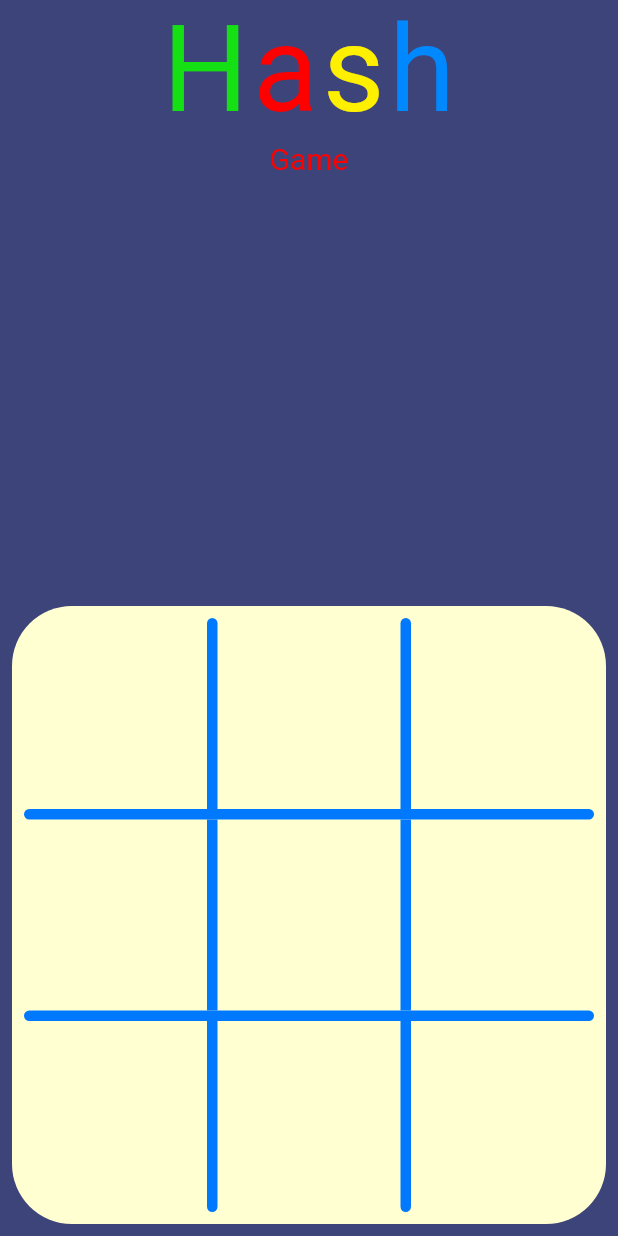
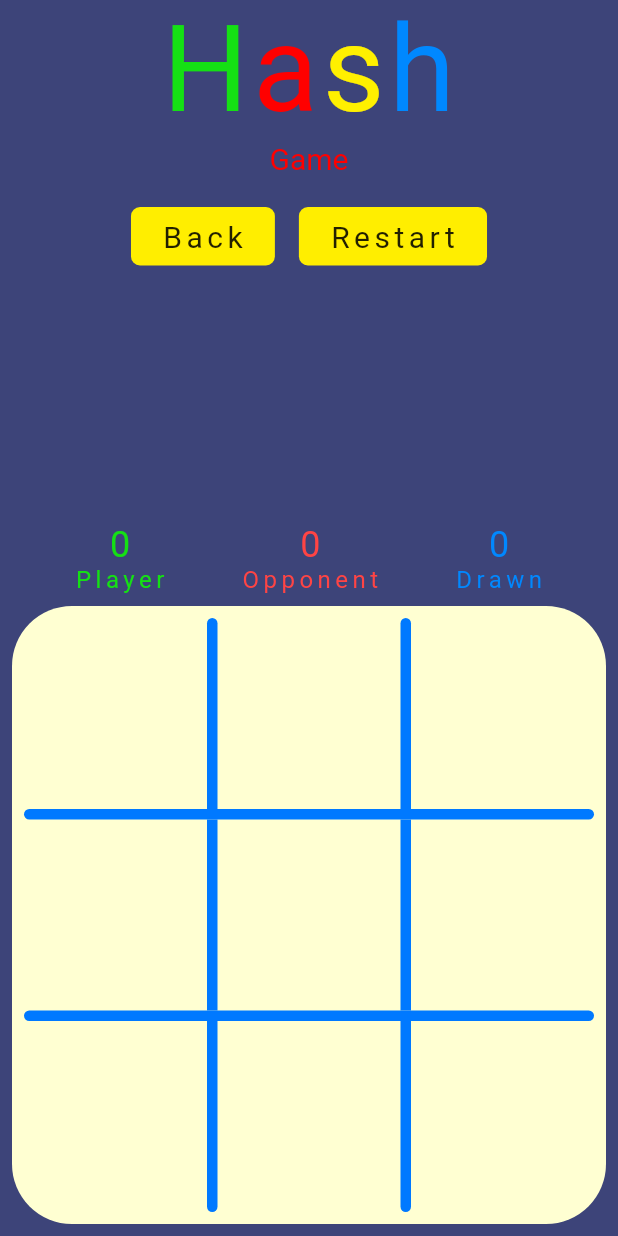
Before and after one commit to feduardof/hash-flutter, a Flutter app: the screen it shows after launch, after a tap on "Start", on a phone screen of 412 x 824 dp. Run offline on Flutter 3.47's test engine with Material 2 defaults, Android fonts, the phone set to English and light mode, and no system bars; our stand-ins replace google_fonts, rx_notifier; Roboto replaces fonts that are missing (Oregano).

Commit message:
New version

```diff
--- a/lib/componnets/button_hash.dart
+++ b/lib/componnets/button_hash.dart
@@ -30,8 +30,8 @@ class _ButtonHashState extends State<ButtonHash> {
       child: AnimatedContainer(
         duration: Duration(milliseconds: 100),
         curve: Curves.easeOut,
-        padding: EdgeInsets.symmetric(vertical: 10, horizontal: 25),
-        margin: EdgeInsets.symmetric(vertical: 10, horizontal: 10),
+        padding: EdgeInsets.symmetric(vertical: 8, horizontal: 20),
+        margin: EdgeInsets.symmetric(vertical: 8, horizontal: 8),
         decoration: BoxDecoration(
           color: isTap ? buttonPressColor : buttonColor,
           borderRadius: BorderRadius.circular(6),
--- /dev/null
+++ b/lib/componnets/hash_scoreboard.dart
@@ -0,0 +1,91 @@
+import 'package:flutter/material.dart';
+import 'package:google_fonts/google_fonts.dart';
+import 'package:hash/controller/game_controller.dart';
+import 'package:rx_notifier/rx_notifier.dart';
+
+class HashScoreboardWidget extends StatelessWidget {
+  final HashScoreboard scoreboard;
+
+  const HashScoreboardWidget({Key? key, required this.scoreboard})
+      : super(key: key);
+
+  @override
+  Widget build(BuildContext context) {
+    return Container(
+      child: Row(
+        children: [
+          Spacer(),
+          Column(
+            children: [
+              RxBuilder(
+                builder: (_) => Text(
+                  this.scoreboard.playerScore.value.toString(),
+                  style: GoogleFonts.oregano(
+                    fontSize: 24,
+                    letterSpacing: 3,
+                    color: Color(0xFF15e014),
+                  ),
+                ),
+              ),
+              Text(
+                "Player",
+                style: GoogleFonts.oregano(
+                  fontSize: 16,
+                  letterSpacing: 3,
+                  color: Color(0xFF15e014),
+                ),
+              ),
+            ],
+          ),
+          Spacer(),
+          Column(
+            children: [
+              RxBuilder(
+                builder: (_) => Text(
+                  this.scoreboard.opponentScore.value.toString(),
+                  style: GoogleFonts.oregano(
+                    fontSize: 24,
+                    letterSpacing: 3,
+                    color: Color(0xFFFF4444),
+                  ),
+                ),
+              ),
+              Text(
+                "Opponent",
+                style: GoogleFonts.oregano(
+                  fontSize: 16,
+                  letterSpacing: 3,
+                  color: Color(0xFFFF4444),
+                ),
+              ),
+            ],
+          ),
+          Spacer(),
+          Column(
+            children: [
+              RxBuilder(
+                builder: (_) => Text(
+                  this.scoreboard.drawnsScore.value.toString(),
+                  style: GoogleFonts.oregano(
+                    fontSize: 24,
+                    letterSpacing: 3,
+                    color: Color(0xFFF0088FF),
+                  ),
+                ),
+              ),
+              Text(
+                "Drawn",
+                style: GoogleFonts.oregano(
+                  fontSize: 16,
+                  letterSpacing: 3,
+                  color: Color(0xFFF0088FF),
+                ),
+              ),
+            ],
+          ),
+          Spacer(),
+        ],
+      ),
+    );
+  }
+}
--- a/lib/componnets/scaffold_app.dart
+++ b/lib/componnets/scaffold_app.dart
@@ -1,5 +1,5 @@
 import 'package:flutter/material.dart';
-import 'package:google_fonts/google_fonts.dart';
+import 'package:hash/componnets/title_app.dart';
 
 class ScaffoldApp extends StatelessWidget {
   final Widget child;
@@ -17,77 +17,15 @@ class ScaffoldApp extends StatelessWidget {
           children: [
             Container(
               width: MediaQuery.of(context).size.width * 1,
-              height: 150,
+              height: 130,
               child: TitleApp(),
             ),
             Container(
               width: MediaQuery.of(context).size.width * 1,
-              height: (MediaQuery.of(context).size.height * 1) - 150,
+              height: (MediaQuery.of(context).size.height * 1) - 130,
               child: child,
             ),
           ]),
     );
   }
 }
-
-class TitleApp extends StatelessWidget {
-  const TitleApp({Key? key}) : super(key: key);
-
-  @override
-  Widget build(BuildContext context) {
-    return Wrap(
-      alignment: WrapAlignment.center,
-      children: [
-        Row(
-          mainAxisAlignment: MainAxisAlignment.center,
-          children: [
-            Text(
-              "H",
-              style: GoogleFonts.oregano(
-                fontSize: 80,
-                letterSpacing: 3,
-                color: Color(0xFF15e014),
-              ),
-            ),
-            Text(
-              "a",
-              style: GoogleFonts.oregano(
-                fontSize: 80,
-                letterSpacing: 3,
-                color: Color(0xFFFF0000),
-              ),
-            ),
-            Text(
-              "s",
-              style: GoogleFonts.oregano(
-                fontSize: 80,
-                letterSpacing: 3,
-                color: Color(0xFFFFF000),
-              ),
-            ),
-            Text(
-              "h",
-              style: GoogleFonts.oregano(
-                fontSize: 80,
-                letterSpacing: 3,
-                color: Color(0xFFF0088FF),
-              ),
-            ),
-          ],
-        ),
-        Row(
-          mainAxisAlignment: MainAxisAlignment.center,
-          children: [
-            Text(
-              "Game",
-              style: GoogleFonts.oregano(
-                fontSize: 20,
-                color: Color(0xFFFF0000),
-              ),
-            ),
-          ],
-        ),
-      ],
-    );
-  }
-}
--- /dev/null
+++ b/lib/componnets/title_app.dart
@@ -0,0 +1,64 @@
+import 'package:flutter/material.dart';
+import 'package:google_fonts/google_fonts.dart';
+
+class TitleApp extends StatelessWidget {
+  const TitleApp({Key? key}) : super(key: key);
+
+  @override
+  Widget build(BuildContext context) {
+    return Wrap(
+      alignment: WrapAlignment.center,
+      children: [
+        Row(
+          mainAxisAlignment: MainAxisAlignment.center,
+          children: [
+            Text(
+              "H",
+              style: GoogleFonts.oregano(
+                fontSize: 80,
+                letterSpacing: 3,
+                color: Color(0xFF15e014),
+              ),
+            ),
+            Text(
+              "a",
+              style: GoogleFonts.oregano(
+                fontSize: 80,
+                letterSpacing: 3,
+                color: Color(0xFFFF0000),
+              ),
+            ),
+            Text(
+              "s",
+              style: GoogleFonts.oregano(
+                fontSize: 80,
+                letterSpacing: 3,
+                color: Color(0xFFFFF000),
+              ),
+            ),
+            Text(
+              "h",
+              style: GoogleFonts.oregano(
+                fontSize: 80,
+                letterSpacing: 3,
+                color: Color(0xFFF0088FF),
+              ),
+            ),
+          ],
+        ),
+        Row(
+          mainAxisAlignment: MainAxisAlignment.center,
+          children: [
+            Text(
+              "Game",
+              style: GoogleFonts.oregano(
+                fontSize: 20,
+                color: Color(0xFFFF0000),
+              ),
+            ),
+          ],
+        ),
+      ],
+    );
+  }
+}
--- a/lib/componnets/title_logo.dart
+++ /dev/null
@@ -1,2 +0,0 @@
-import 'package:flutter/material.dart';
-import 'package:google_fonts/google_fonts.dart';
--- a/lib/controller/game_controller.dart
+++ b/lib/controller/game_controller.dart
@@ -1,26 +1,39 @@
 import 'package:flutter/material.dart';
 import 'package:hash/model/Player.dart';
 import 'package:hash/util/OpponentComputer.dart';
+import 'package:rx_notifier/rx_notifier.dart';
 
 class Game {
-  StateGame stateGame = StateGame.open;
+  ValueNotifier<StateGame> stateGame = ValueNotifier<StateGame>(StateGame.open);
   Positions positions = Positions();
 
-  ValueNotifier<Positions> positionsNotify = new ValueNotifier(Positions());
+  ValueNotifier<Positions> positionsNotify = ValueNotifier(Positions());
 
   var timeOf = Players.empty;
   var actualPlayer = Players.empty;
 
   DifficultyLevel _level = DifficultyLevel.medium;
+  var scoreboard = HashScoreboard();
+
+  // HashScoreboard get scoreboard => scoreboard.value;
+
+  Player winner = Players.empty;
 
   start(DifficultyLevel level) {
     actualPlayer = Players.player;
-    stateGame = StateGame.start;
+    stateGame.value = StateGame.start;
     _level = level;
+    positions = Positions();
     positionsNotify.value = this.positions;
   }
 
+  DifficultyLevel getLevel() {
+    return _level;
+  }
+
   play({required int x, required int y}) {
+    if (stateGame.value != StateGame.start) return;
+    if (!positions.getPlayer(x: x, y: y).isEmpty()) return;
     positions.play(
       x: x,
       y: y,
@@ -33,7 +46,7 @@ class Game {
     positionsNotify.value = this.positions;
     positionsNotify.notifyListeners();
 
-    if (actualPlayer.isOpponent() && stateGame != StateGame.finish) {
+    if (actualPlayer.isOpponent() && stateGame.value != StateGame.finish) {
       if (_level == DifficultyLevel.easy)
         OponnentComputer().timeOfOpponentComputerEasy(positions, play);
       else if (_level == DifficultyLevel.medium)
@@ -49,14 +62,18 @@ class Game {
         : Players.opponent;
   }
 
-  setWinner(Player tipoWinner) {
+  setWinner(Player winner) {
     // widget.onWinner(tipoWinner);
-    stateGame = StateGame.finish;
+    stateGame.value = StateGame.finish;
+    scoreboard.addScore(winner);
   }
 
   detectFinish() {
     if (positions.detectFinish()) {
-      stateGame = StateGame.finish;
+      stateGame.value = StateGame.finish;
+      if (winner.isEmpty()) {
+        scoreboard.addScore(winner);
+      }
     }
   }
 
@@ -65,6 +82,31 @@ class Game {
     if (winner != null) {
       setWinner(winner);
     }
+  }
+}
+
+class HashScoreboard {
+  var playerScore = RxNotifier<int>(0);
+  var opponentScore = RxNotifier<int>(0);
+  var drawnsScore = RxNotifier<int>(0);
+
+  addScore(Player player) {
+    if (player.isPlayer())
+      playerScore.value++;
+    else if (player.isOpponent())
+      opponentScore.value++;
+    else
+      drawnsScore.value++;
+  }
+
+  @override
+  String toString() {
+    return "player: " +
+        playerScore.toString() +
+        "opponent: " +
+        opponentScore.toString() +
+        "drawn: " +
+        drawnsScore.toString();
   }
 }
 
--- a/lib/view/hash_widget.dart
+++ b/lib/view/hash_widget.dart
@@ -1,6 +1,11 @@
 import 'package:flutter/material.dart';
+import 'package:hash/componnets/button_hash.dart';
+import 'package:hash/componnets/hash_scoreboard.dart';
 import 'package:hash/componnets/scaffold_app.dart';
 import 'package:hash/controller/game_controller.dart';
+import 'package:hash/main.dart';
+import 'package:hash/view/initial_widget.dart';
+import 'package:rx_notifier/rx_notifier.dart';
 
 // ignore: must_be_immutable
 class HashWidget extends StatelessWidget {
@@ -21,14 +26,33 @@ class HashWidget extends StatelessWidget {
   }
 
   List<Widget> hash(BuildContext context) {
-    var color = Color(0xFF0079ff);
-    var sizeBar = 7.0;
-    var heightCalc =
-        ((MediaQuery.of(context).size.width * 1) - (2 * sizeBar) - 16);
-    var sizeContainer = heightCalc / 3;
-
     return [
+      Row(
+        children: [
           Spacer(),
+          ButtonHash(
+            title: "Back",
+            onTap: () {
+              // controllerGame.reset();
+              Navigator.pushAndRemoveUntil(context,
+                  NoAnimationMaterialPageRoute(
+                builder: (context) {
+                  return InitialWidget();
+                },
+              ), (route) => false);
+            },
+          ),
+          ButtonHash(
+            title: "Restart",
+            onTap: () {
+              controllerGame.start(controllerGame.getLevel());
+            },
+          ),
+          Spacer(),
+        ],
+      ),
+      Spacer(),
+      HashScoreboardWidget(scoreboard: controllerGame.scoreboard),
       Padding(
         padding: const EdgeInsets.all(8.0),
         child: Container(
@@ -40,7 +64,57 @@ class HashWidget extends StatelessWidget {
           ),
           child: Padding(
             padding: const EdgeInsets.all(8.0),
-            child: Column(
+            child: ValueListenableBuilder(
+              valueListenable: controllerGame.stateGame,
+              builder: (BuildContext context, StateGame state, Widget? child) {
+                var hash = HashTable(
+                  controllerGame: controllerGame,
+                );
+                switch (state) {
+                  case StateGame.open:
+                    return Text("Finalizado");
+                  case StateGame.finish:
+                  case StateGame.start:
+                    return hash;
+                }
+              },
+            ),
+          ),
+        ),
+      )
+    ];
+  }
+
+  // buildHashItem(double sizeContainer, {required int x, required int y}) {
+  //   return Expanded(
+  //     child: GestureDetector(
+  //       onTap: () {
+  //         print("as" + x.toString() + " - " + y.toString());
+  //       },
+  //       child: Container(
+  //         height: sizeContainer,
+  //         width: sizeContainer,
+  //         color: Color(0x00000000),
+  //       ),
+  //     ),
+  //   );
+  // }
+}
+
+class HashTable extends StatelessWidget {
+  final Game controllerGame;
+
+  const HashTable({Key? key, required this.controllerGame}) : super(key: key);
+
+  @override
+  Widget build(BuildContext context) {
+    var color = Color(0xFF0079ff);
+    var sizeBar = 7.0;
+    var heightCalc =
+        ((MediaQuery.of(context).size.width * 1) - (2 * sizeBar) - 16);
+    var sizeContainer = heightCalc / 3;
+
+    return Column(
       children: [
         Row(
           children: [
@@ -187,27 +261,8 @@ class HashWidget extends StatelessWidget {
           ],
         )
       ],
-            ),
-          ),
-        ),
-      )
-    ];
+    );
   }
-
-  // buildHashItem(double sizeContainer, {required int x, required int y}) {
-  //   return Expanded(
-  //     child: GestureDetector(
-  //       onTap: () {
-  //         print("as" + x.toString() + " - " + y.toString());
-  //       },
-  //       child: Container(
-  //         height: sizeContainer,
-  //         width: sizeContainer,
-  //         color: Color(0x00000000),
-  //       ),
-  //     ),
-  //   );
-  // }
 }
 
 class TableItem extends StatefulWidget {
@@ -250,12 +305,39 @@ class _TableItemState extends State<TableItem> {
                 return Text("");
               } else {
                 return value.getPlayer(x: widget.x, y: widget.y).isPlayer()
-                      ? Text("X")
-                      : Text("O");
+                    ? X()
+                    : O();
               }
             },
-            )),
+          ),
+        ),
       ),
     );
   }
 }
+
+class X extends StatelessWidget {
+  const X({Key? key}) : super(key: key);
+
+  @override
+  Widget build(BuildContext context) {
+    return Icon(
+      Icons.check,
+      color: Colors.green,
+      size: 52.0,
+    );
+  }
+}
+
+class O extends StatelessWidget {
+  const O({Key? key}) : super(key: key);
+
+  @override
+  Widget build(BuildContext context) {
+    return Icon(
+      Icons.offline_bolt_outlined,
+      color: Colors.red,
+      size: 52.0,
+    );
+  }
+}
--- a/pubspec.yaml
+++ b/pubspec.yaml
@@ -24,6 +24,7 @@ dependencies:
   flutter:
     sdk: flutter
   google_fonts:
+  rx_notifier: ^1.1.0
 
 
   # The following adds the Cupertino Icons font to your application.
```
Also changed, not shown: lib/main.dart (+15 -16 lines), lib/util/OpponentComputer.dart (+4 -4 lines), pubspec.lock. Lines whose indentation alone changed are shown as unchanged.
